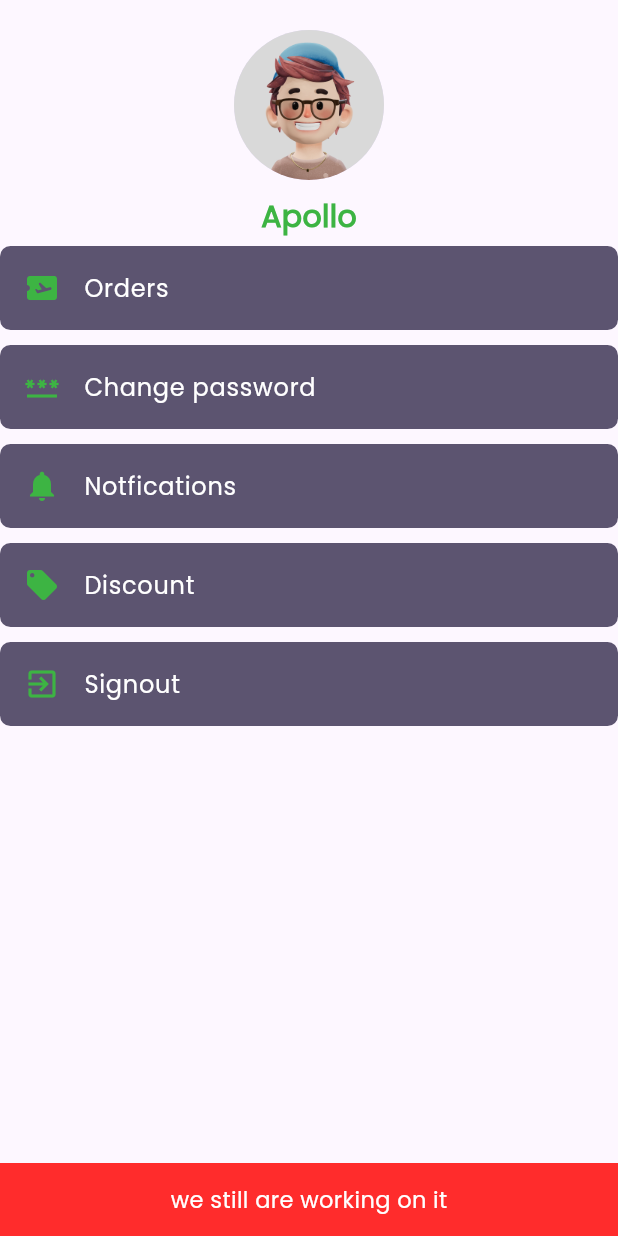
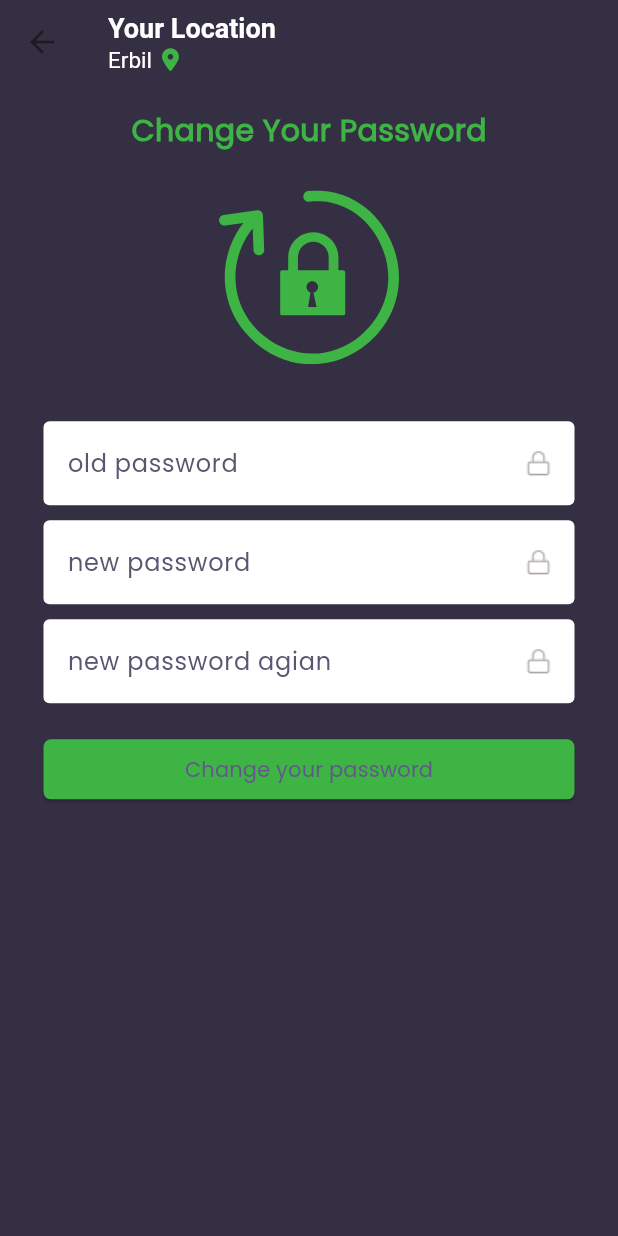
Before and after one commit to apollocked/bnchina-Mart-application, a Flutter app: the Accountpage widget shown alone on an empty page, opened directly, after a tap on "Change password", on a phone screen of 412 x 824 dp. Run offline on Flutter 3.47's test engine with Material 3 defaults, Android fonts, the phone set to English and light mode, and no system bars; our stand-ins replace flutter_svg, font_awesome_flutter; Roboto replaces fonts that are missing (popins).

Commit message:
fix all logos and completing task one in bonus

```diff
--- /dev/null
+++ b/lib/pages/Account_page/Account_Page_Listtile_pages/change_password_page.dart
@@ -0,0 +1,183 @@
+import 'package:apollo/pages/layout_page.dart';
+import 'package:apollo/utils/assets.dart';
+import 'package:apollo/utils/colors.dart';
+import 'package:apollo/utils/data.dart';
+import 'package:apollo/widgits/Custom_Widget/custom_appbar.dart';
+import 'package:apollo/widgits/Custom_Widget/custom_snackBar.dart';
+import 'package:apollo/widgits/Custom_Widget/custom_textfeild.dart';
+import 'package:flutter/material.dart';
+import 'package:flutter_svg/flutter_svg.dart';
+
+class ChangePasswordPage extends StatefulWidget {
+  const ChangePasswordPage({super.key});
+
+  @override
+  State<ChangePasswordPage> createState() => _ChangePasswordPageState();
+}
+
+class _ChangePasswordPageState extends State<ChangePasswordPage> {
+  GlobalKey<FormState> passform = GlobalKey<FormState>();
+  bool isval = false;
+  bool trustpassword = false;
+  String? password;
+  String? againpassword;
+
+  void changePass(BuildContext context) {
+    passform.currentState!.validate();
+    passform.currentState!.save();
+
+    if (!isval) {
+      return;
+    }
+    if (!trustpassword) {
+      return;
+    }
+
+    if (currentUser["password"] == againpassword && againpassword == password) {
+      CustomSnackbar(errorColor, context, "you cant use an old password");
+
+      isval = false;
+      return;
+    } else {
+      for (var element in accounts) {
+        if (element["username"] == currentUser["username"]) {
+          element["password"] = againpassword;
+          currentUser["password"] = againpassword;
+        }
+      }
+    }
+    if (currentUser["password"] == againpassword) {
+      Navigator.pushReplacement(context, MaterialPageRoute(builder: (context) {
+        return const LayoutPage();
+      }));
+    }
+  }
+
+  @override
+  Widget build(BuildContext context) {
+    return Scaffold(
+      backgroundColor: backgroundColor,
+      appBar: customAppBar(),
+      body: SafeArea(
+        minimum: const EdgeInsets.all(5),
+        child: SingleChildScrollView(
+          child: Padding(
+            padding: const EdgeInsets.symmetric(horizontal: 24, vertical: 12),
+            child: Column(
+              children: [
+                Center(
+                  child: Column(
+                    children: [
+                      Text(
+                        "Change Your Password",
+                        style: TextStyle(
+                            color: primaryColor,
+                            fontSize: 20,
+                            fontFamily: "Poppins",
+                            fontWeight: FontWeight.bold),
+                      ),
+                      const SizedBox(
+                        height: 25,
+                      ),
+                      SvgPicture.asset(
+                        "assets/icons/change-password-icon.svg",
+                        color: primaryColor,
+                        width: 120,
+                      )
+                    ],
+                  ),
+                ),
+                const SizedBox(
+                  height: 38,
+                ),
+                Form(
+                    key: passform,
+                    child: Column(
+                      children: [
+                        CustomField(
+                            onvalidad: (value) {
+                              if (value == null || value.isEmpty) {
+                                return "password is required";
+                              }
+                              if (value.length <= 7) {
+                                return "it must be more than 8 chars";
+                              }
+                              if (currentUser["password"] != value) {
+                                return "Wrong password";
+                              }
+
+                              isval = true;
+                              return null;
+                            },
+                            onsave: (value) {
+                              trustpassword = true;
+                            },
+                            path: passwordIcon,
+                            name: "old password"),
+                        const SizedBox(
+                          height: 10,
+                        ),
+                        CustomField(
+                            onvalidad: (value) {
+                              if (value == null || value.isEmpty) {
+                                return "New password is required";
+                              }
+                              if (value.length <= 7) {
+                                return "it must be more than 8 chars";
+                              }
+                              isval = true;
+                              return null;
+                            },
+                            onsave: (value) {
+                              password = value;
+                            },
+                            path: passwordIcon,
+                            name: "new password"),
+                        const SizedBox(
+                          height: 10,
+                        ),
+                        CustomField(
+                          onvalidad: (value) {
+                            if (value == null || value.isEmpty) {
+                              return "New password is required";
+                            }
+                            if (value.length <= 7) {
+                              return "it must be more than 8 chars";
+                            }
+                            if (password != againpassword) {
+                              return "your new password must exactly same";
+                            }
+                            isval = true;
+                            return null;
+                          },
+                          onsave: (x) {
+                            againpassword = x;
+                          },
+                          path: passwordIcon,
+                          name: "new password agian",
+                        ),
+                        const SizedBox(
+                          height: 20,
+                        ),
+                        ElevatedButton(
+                            style: ElevatedButton.styleFrom(
+                                minimumSize: const Size(double.infinity, 40),
+                                backgroundColor: primaryColor,
+                                shape: RoundedRectangleBorder(
+                                    borderRadius: BorderRadius.circular(5))),
+                            onPressed: () {
+                              setState(() {
+                                changePass(context);
+                              });
+                            },
+                            child: const Text("Change your password"))
+                      ],
+                    ))
+              ],
+            ),
+          ),
+        ),
+      ),
+    );
+  }
+}
--- a/lib/pages/Account_page/account_page.dart
+++ b/lib/pages/Account_page/account_page.dart
@@ -1,4 +1,4 @@
-
+import 'package:apollo/pages/Account_page/Account_Page_Listtile_pages/change_password_page.dart';
 import 'package:apollo/pages/Authotication/register_page.dart';
 import 'package:apollo/utils/assets.dart';
 import 'package:apollo/utils/colors.dart';
@@ -6,7 +6,6 @@ import 'package:apollo/utils/data.dart';
 import 'package:apollo/widgits/Custom_Widget/custom_list_tile.dart';
 import 'package:apollo/widgits/Custom_Widget/custom_snackBar.dart';
 import 'package:flutter/material.dart';
-
 
 class Accountpage extends StatelessWidget {
   const Accountpage({super.key});
@@ -46,7 +45,7 @@ class Accountpage extends StatelessWidget {
               color: primaryColor,
             ),
             ontap: () {
-              CustomSnackbar(errorColor,context, "we still are working on it");
+              CustomSnackbar(errorColor, context, "we still are working on it");
             }),
         CustomTile(
             testname: "Change password",
@@ -55,9 +54,11 @@ class Accountpage extends StatelessWidget {
               color: primaryColor,
             ),
             ontap: () {
-            CustomSnackbar(errorColor,context, "we still are working on it");
-          },
-        ),
+              Navigator.push(context,
+                  MaterialPageRoute(builder: (context) {
+                return const ChangePasswordPage();
+              }));
+            }),
         CustomTile(
           testname: "Notfications",
           icon: Icon(
@@ -65,7 +66,7 @@ class Accountpage extends StatelessWidget {
             color: primaryColor,
           ),
           ontap: () {
-            CustomSnackbar(errorColor,context, "we still are working on it");
+            CustomSnackbar(errorColor, context, "we still are working on it");
           },
         ),
         CustomTile(
@@ -75,7 +76,7 @@ class Accountpage extends StatelessWidget {
               color: primaryColor,
             ),
             ontap: () {
-              CustomSnackbar(errorColor,context, "we still are working on it");
+              CustomSnackbar(errorColor, context, "we still are working on it");
             }),
         CustomTile(
             testname: "Signout",
--- a/lib/pages/Basket_Page/basket_cart.dart
+++ b/lib/pages/Basket_Page/basket_cart.dart
@@ -1,5 +1,3 @@
-
-
 import 'package:apollo/utils/colors.dart';
 import 'package:apollo/utils/data.dart';
 import 'package:flutter/material.dart';
--- a/lib/pages/Basket_Page/basket_page.dart
+++ b/lib/pages/Basket_Page/basket_page.dart
@@ -1,4 +1,3 @@
-
 import 'package:apollo/pages/Basket_Page/basket_cart.dart';
 import 'package:apollo/utils/colors.dart';
 import 'package:apollo/utils/data.dart';
@@ -95,7 +94,8 @@ class _BasketPageState extends State<BasketPage> {
                 onPressed: () {
                   setState(() {
                     basketItems = [];
-                    CustomSnackbar(textColor,context, "Thaks for your purches");
+                    CustomSnackbar(
+                        textColor, context, "Thaks for your purches");
                   });
                 },
                 style: ElevatedButton.styleFrom(
--- a/lib/pages/Home_page/home_page.dart
+++ b/lib/pages/Home_page/home_page.dart
@@ -1,4 +1,3 @@
-
 import 'package:apollo/pages/Onclick_Pages/categories_page.dart';
 import 'package:apollo/utils/assets.dart';
 import 'package:apollo/utils/colors.dart';
--- a/lib/pages/authotication/register_page.dart
+++ b/lib/pages/authotication/register_page.dart
@@ -1,4 +1,3 @@
-
 import 'package:apollo/pages/Authotication/login_page.dart';
 import 'package:apollo/utils/assets.dart';
 import 'package:apollo/utils/colors.dart';
--- a/lib/pages/layout_page.dart
+++ b/lib/pages/layout_page.dart
@@ -1,5 +1,3 @@
-
-
 import 'package:apollo/pages/Basket_Page/basket_page.dart';
 import 'package:apollo/pages/Account_page/account_page.dart';
 import 'package:apollo/pages/Home_page/home_page.dart';
@@ -29,7 +27,8 @@ class _LayoutPageState extends State<LayoutPage> {
     return Scaffold(
       backgroundColor: backgroundColor,
       appBar: customAppBar(),
-      body: Padding(padding: const EdgeInsets.all(10), child: pages[slectedpage]),
+      body:
+          Padding(padding: const EdgeInsets.all(10), child: pages[slectedpage]),
       bottomNavigationBar: BottomNavigationBar(
         currentIndex: slectedpage,
         backgroundColor: backgroundColor,
--- a/lib/utils/data.dart
+++ b/lib/utils/data.dart
@@ -1,4 +1,8 @@
-Map<String, dynamic> currentUser = {};
+Map<String, dynamic> currentUser = {
+  "username": "apollo",
+  "email": "apollo@",
+  "password": "aaaaaaaa",
+};
 
 List<Map<String, dynamic>> accounts = [
   {
--- a/lib/widgits/Custom_Widget/custom_textfeild.dart
+++ b/lib/widgits/Custom_Widget/custom_textfeild.dart
@@ -16,7 +16,7 @@ class CustomField extends StatelessWidget {
   @override
   Widget build(BuildContext context) {
     return TextFormField(
-        keyboardType: TextInputType.emailAddress,
+        keyboardType: TextInputType.text,
         decoration: InputDecoration(
             fillColor: whiteColor,
             filled: true,
--- a/lib/widgits/categorycard/category_text.dart
+++ b/lib/widgits/categorycard/category_text.dart
@@ -1,4 +1,3 @@
-
 import 'package:apollo/utils/colors.dart';
 import 'package:flutter/material.dart';
 
--- a/lib/widgits/categorycard/categorycarditem.dart
+++ b/lib/widgits/categorycard/categorycarditem.dart
@@ -1,4 +1,3 @@
-
 import 'package:apollo/utils/colors.dart';
 import 'package:apollo/widgits/Custom_Widget/products.dart';
 import 'package:flutter/material.dart';
```
Also changed, not shown: assets/icons/change-password-icon.svg (added), 3 other files. Lines whose indentation alone changed are shown as unchanged.
